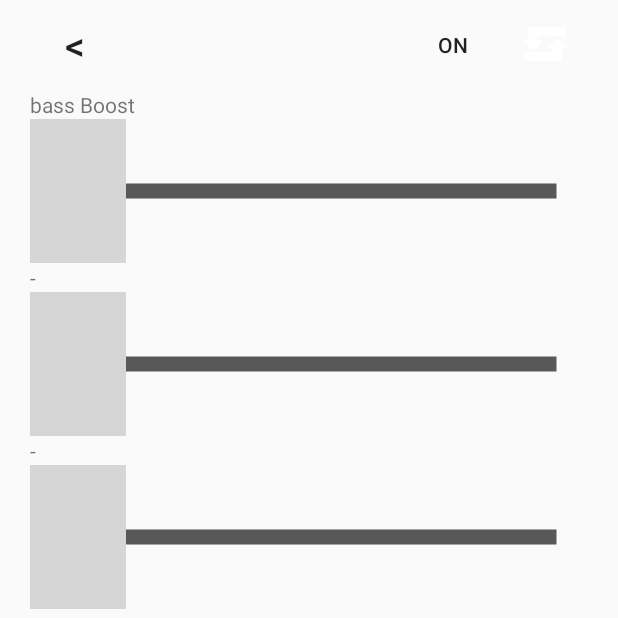
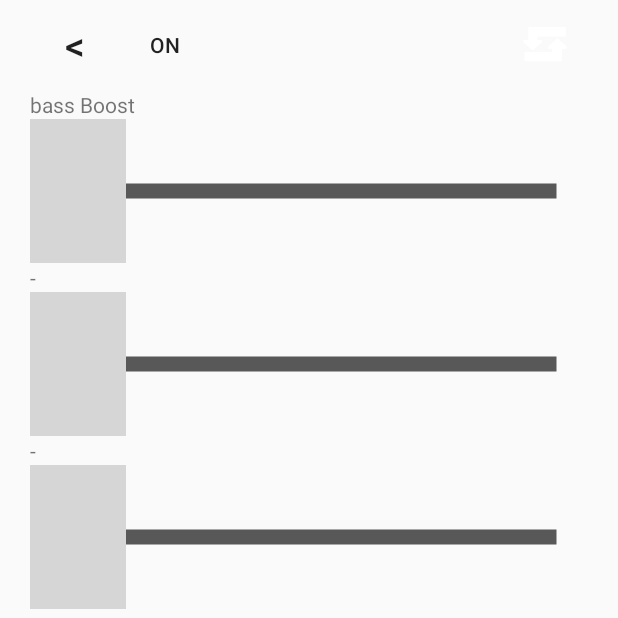
Before and after one commit to hunke/BlackPlay, an Android app: the EQActivity screen opened directly, with no data from a screen before it, on a phone screen of 412 x 824 dp, the top half of it. Run offline under Robolectric (Android 15) with nearby library versions, the phone set to English and light mode, and no system bars; 3 statements that could not run were skipped.

```diff
--- a/app/src/main/java/com/example/sergiishkap/blackplay/PlayerServiceHandler.java
+++ b/app/src/main/java/com/example/sergiishkap/blackplay/PlayerServiceHandler.java
@@ -15,7 +15,7 @@ public class PlayerServiceHandler extends Observable{
         return instance;
     }
 
-    private boolean isRepeatOn;
+    private boolean isRepeatOn=true;
     public boolean isShuffleOn;
     public boolean isServiceStarted() {
         return serviceStarted;
--- a/app/src/main/res/layout/eq_layout.xml
+++ b/app/src/main/res/layout/eq_layout.xml
@@ -14,6 +14,7 @@
     android:layout_height="60dp"
     >
 <Button
+    android:id="@+id/back_to_main"
     android:layout_width="60dp"
     android:layout_height="60dp"
     android:background="@null"
@@ -35,8 +36,8 @@
         android:id="@+id/enabled"
         android:layout_width="60dp"
         android:layout_height="60dp"
+        android:layout_toRightOf="@id/back_to_main"
         android:background="@null"
-        android:layout_toLeftOf="@id/flat"
         />
 
 </RelativeLayout>
```
